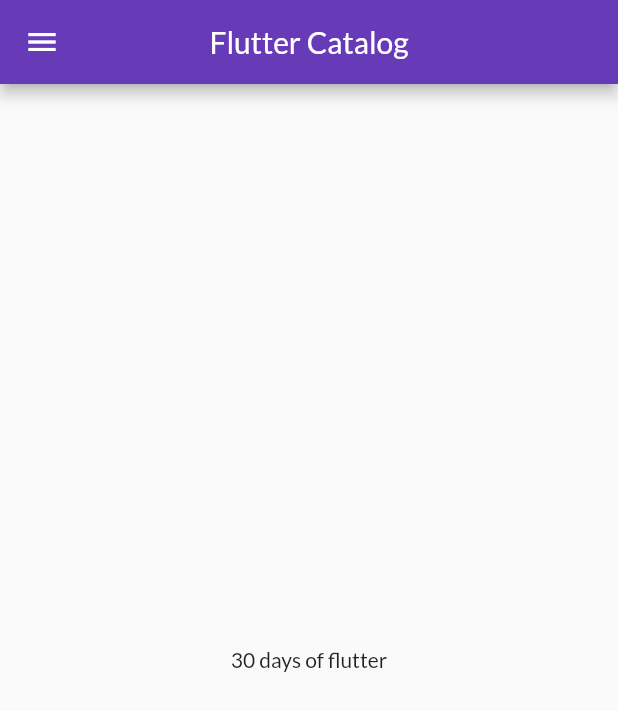
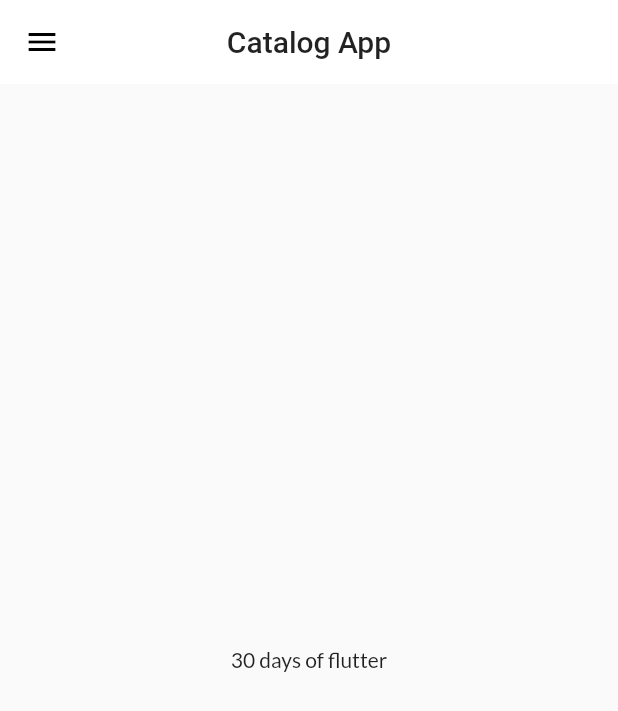
Before and after one commit to iamharshbit/flutter_catalog, a Flutter app: the screen it shows after launch, on a phone screen of 412 x 824 dp. Shown: the top 711 px of the screen. Run offline on Flutter 3.47's test engine with Material 2 defaults, Android fonts, the phone set to English and light mode, and no system bars; our stand-ins replace google_fonts.

Commit message:
Theme Commited

```diff
--- a/lib/main.dart
+++ b/lib/main.dart
@@ -1,7 +1,7 @@
 import 'package:flutter/material.dart';
 import 'package:flutter_catalog/pages/login_page.dart';
 import 'package:flutter_catalog/utils/routes.dart';
-import 'package:google_fonts/google_fonts.dart';
+import 'widgets/themes.dart';
 import 'pages/home_page.dart';
 import 'pages/login_page.dart';
 
@@ -14,18 +14,12 @@
   Widget build(BuildContext context) {
     return MaterialApp(
       themeMode: ThemeMode.light,
-      theme: ThemeData(
-        primarySwatch: Colors.deepPurple,
-        fontFamily: GoogleFonts.lato().fontFamily,
-        // primaryTextTheme: GoogleFonts.latoTextTheme(),
-      ),
-      darkTheme: ThemeData(
-        brightness: Brightness.dark,
-      ),
+      theme: MyTheme.lightTheme(context),
+      darkTheme: MyTheme.darkTheme(context),
       debugShowCheckedModeBanner: false,
       initialRoute: MyRoutes.homeRoute,
       routes: {
-        "/": (context) => LoginPage(),
+        "/": (context) => HomePage(),
         MyRoutes.homeRoute: (context) => HomePage(),
         MyRoutes.loginRoute: (context) => LoginPage(),
       },
--- a/lib/pages/home_page.dart
+++ b/lib/pages/home_page.dart
@@ -6,7 +6,10 @@
   Widget build(BuildContext context) {
     return Scaffold(
       appBar: AppBar(
-        title: Text("Flutter Catalog"),
+        title: Text(
+          "Catalog App",
+        ),
+        elevation: 0.0,
         centerTitle: true,
       ),
       body: Center(
--- /dev/null
+++ b/lib/widgets/themes.dart
@@ -0,0 +1,19 @@
+import 'package:flutter/material.dart';
+import 'package:google_fonts/google_fonts.dart';
+
+class MyTheme {
+  static ThemeData lightTheme(BuildContext context) => ThemeData(
+      primarySwatch: Colors.deepPurple,
+      fontFamily: GoogleFonts.lato().fontFamily,
+      appBarTheme: AppBarTheme(
+          color: Colors.white,
+          elevation: 0.0,
+          iconTheme: IconThemeData(color: Colors.black),
+          textTheme: Theme.of(context).textTheme)
+      // primaryTextTheme: GoogleFonts.latoTextTheme(),
+      );
+  static ThemeData darkTheme(BuildContext context) =>
+      ThemeData(brightness: Brightness.dark
+          // primaryTextTheme: GoogleFonts.latoTextTheme(),
+          );
+}
```
